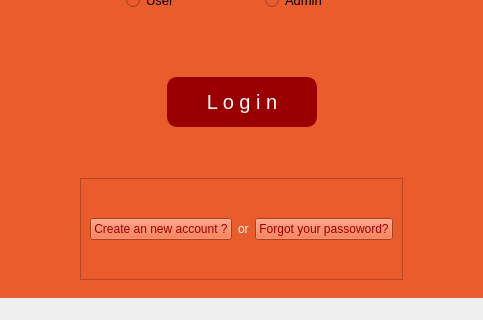
This is Source/loginpage.ui in hoangtrungnguyen1010/Library-Management as Qt 5 draws it before an edit; both pictures show x 162 to 645 and y 413 to 733 of the 795 by 733 pixel window. The edited form follows.
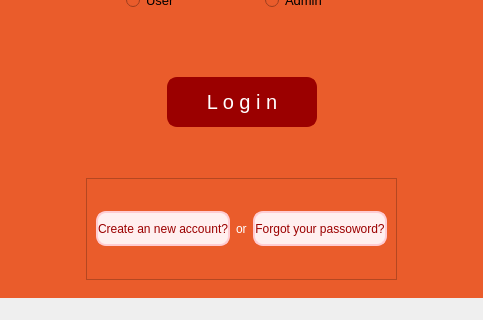
This is the edited form. Icons and pictures are not drawn.

```diff
--- a/Source/loginpage.ui
+++ b/Source/loginpage.ui
@@ -393,9 +393,23 @@
         </item>
         <item>
          <widget class="QWidget" name="widget_6" native="true">
+          <property name="styleSheet">
+           <string notr="true"/>
+          </property>
           <layout class="QVBoxLayout" name="verticalLayout_5">
            <item alignment="Qt::AlignHCenter">
             <widget class="QFrame" name="frame_4">
+             <property name="styleSheet">
+              <string notr="true">QPushButton{
+background-color: #FFEFEF;
+border-radius: 10px;
+border: 2px solid #FFCCD2
+}
+
+QPushButton:hover{
+background-color: #D3DEDC;
+}</string>
+             </property>
              <property name="frameShape">
               <enum>QFrame::StyledPanel</enum>
              </property>
@@ -405,11 +419,22 @@
              <layout class="QHBoxLayout" name="horizontalLayout_5">
               <item>
                <widget class="QPushButton" name="pushButton_2">
+                <property name="minimumSize">
+                 <size>
+                  <width>0</width>
+                  <height>35</height>
+                 </size>
+                </property>
+                <property name="font">
+                 <font>
+                  <pointsize>9</pointsize>
+                 </font>
+                </property>
                 <property name="styleSheet">
                  <string notr="true">color:  #9B0000</string>
                 </property>
                 <property name="text">
-                 <string>Create an new account ?</string>
+                 <string>Create an new account?</string>
                 </property>
                </widget>
               </item>
@@ -425,6 +450,17 @@
               </item>
               <item>
                <widget class="QPushButton" name="pushButton_3">
+                <property name="minimumSize">
+                 <size>
+                  <width>0</width>
+                  <height>35</height>
+                 </size>
+                </property>
+                <property name="font">
+                 <font>
+                  <pointsize>9</pointsize>
+                 </font>
+                </property>
                 <property name="styleSheet">
                  <string notr="true">color:  #9B0000</string>
                 </property>
```
